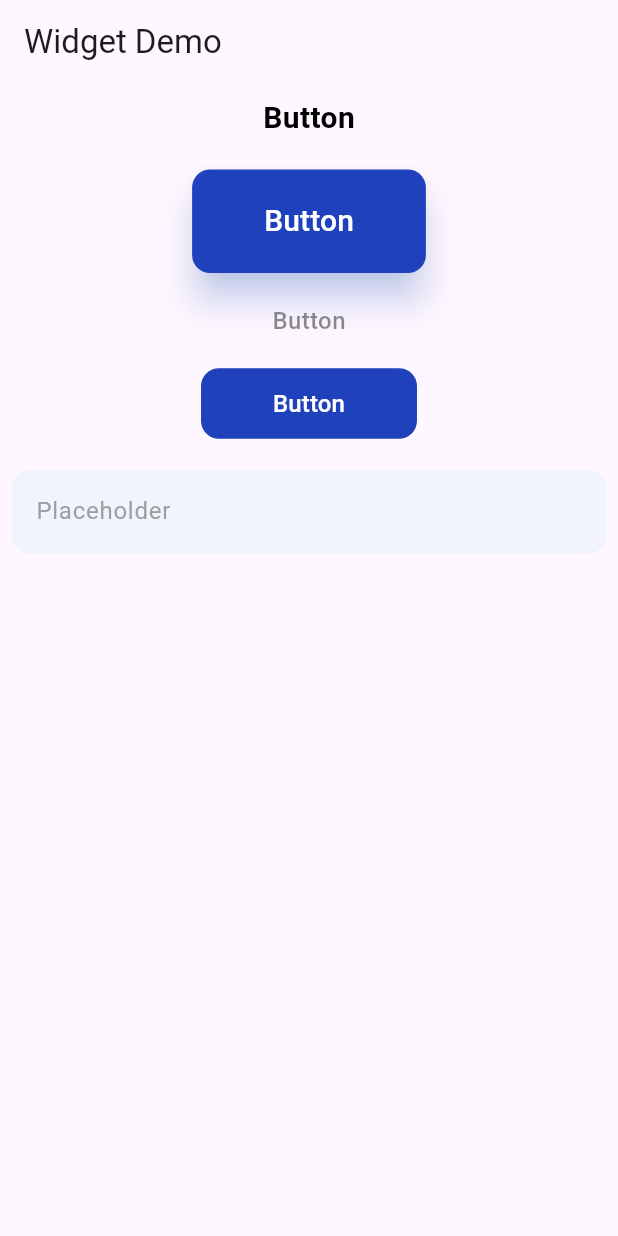
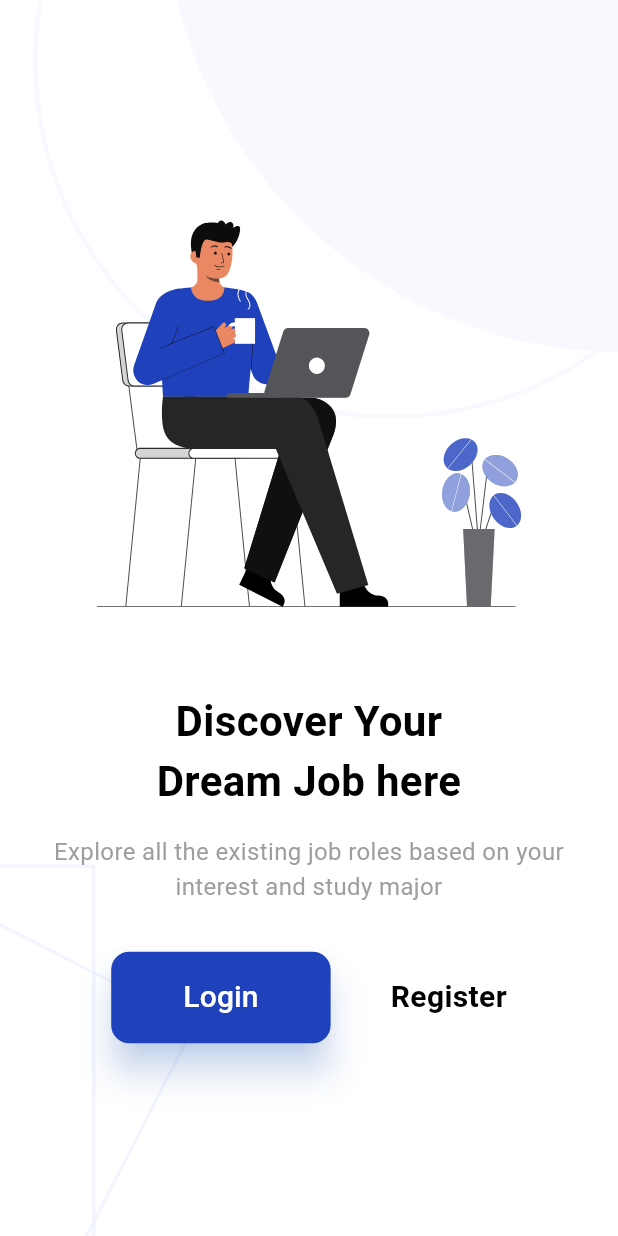
Before and after one commit to quynhtao/flutter_first_app, a Flutter app: the screen it shows after launch, on a phone screen of 412 x 824 dp. Run offline on Flutter 3.47's test engine with Material 3 defaults, Android fonts, the phone set to English and light mode, and no system bars; our stand-ins replace flutter_svg.

Commit message:
- Create discovery page

```diff
--- a/lib/main.dart
+++ b/lib/main.dart
@@ -1,4 +1,4 @@
-import 'package:first_app/pages/widget_demo_page.dart';
+import 'package:first_app/pages/first_page.dart';
 import 'package:flutter/material.dart';
 
 void main() {
@@ -32,7 +32,7 @@ class MyApp extends StatelessWidget {
         colorScheme: ColorScheme.fromSeed(seedColor: Colors.deepPurple),
         useMaterial3: true,
       ),
-      home: const WidgetDemoPage(),
+      home: const DiscoveryPage(),
     );
   }
 }
--- /dev/null
+++ b/lib/pages/first_page.dart
@@ -0,0 +1,94 @@
+import 'package:first_app/widgets/buttons/elevated_button_with_shadow.dart';
+import 'package:first_app/widgets/buttons/simple_text_button.dart';
+import 'package:flutter/cupertino.dart';
+import 'package:flutter/material.dart';
+import 'package:flutter_svg/flutter_svg.dart';
+
+class DiscoveryPage extends StatelessWidget {
+  const DiscoveryPage({super.key});
+
+  @override
+  Widget build(BuildContext context) {
+    final screenSize = MediaQuery.of(context).size;
+
+    return Scaffold(
+      backgroundColor: Colors.white,
+      body: Stack(
+        children: [
+          Image.asset(
+            width: screenSize.width,
+            height: screenSize.height,
+            'assets/images/objects.png',
+            fit: BoxFit.cover,
+          ),
+          Positioned(
+            top: 0,
+            left: 0,
+            right: 0,
+            bottom: 0,
+            child: Center(
+              child: Padding(
+                padding: const EdgeInsets.symmetric(horizontal: 24),
+                child: Column(
+                  mainAxisAlignment: MainAxisAlignment.center,
+                  children: [
+                    SvgPicture.asset(
+                      'assets/svgs/welcome.svg',
+                      width: 300,
+                      height: 300,
+                      fit: BoxFit.fitWidth,
+                    ),
+                    const SizedBox(height: 32),
+                    const Text(
+                      "Discover Your\nDream Job here",
+                      textAlign: TextAlign.center,
+                      style: TextStyle(
+                        fontSize: 28,
+                        fontWeight: FontWeight.bold,
+                        color: Colors.black,
+                      ),
+                    ),
+                    const SizedBox(height: 16),
+                    const Text(
+                      "Explore all the existing job roles based on your interest and study major",
+                      textAlign: TextAlign.center,
+                      style: TextStyle(
+                        fontSize: 16,
+                        color: Colors.grey,
+                      ),
+                    ),
+                    const SizedBox(height: 32),
+                    Row(
+                      mainAxisAlignment: MainAxisAlignment.center,
+                      children: [
+                        ElevatedButtonWithShadow(
+                          text: "Login",
+                          onPressed: () {
+                            // Handle Login button press
+                          },
+                        ),
+                        const SizedBox(width: 40),
+                        SimpleTextButton(
+                          text: "Register",
+                          textStyle: const TextStyle(
+                            fontSize: 20,
+                            color: Colors.black,
+                            fontWeight: FontWeight.w600,
+                          ),
+                          onPressed: () {
+                            // Handle Register button press
+                          },
+                        ),
+                      ],
+                    ),
+                  ],
+                ),
+              ),
+            ),
+          ),
+
+        ],
+      ),
+    );
+  }
+}
--- a/lib/widgets/buttons/elevated_button_with_shadow.dart
+++ b/lib/widgets/buttons/elevated_button_with_shadow.dart
@@ -24,7 +24,7 @@ class ElevatedButtonWithShadow extends StatelessWidget {
         ),
       ),
       child: Padding(
-        padding: const EdgeInsets.symmetric(horizontal: 24, vertical: 20),
+        padding: const EdgeInsets.symmetric(horizontal: 24, vertical: 16),
         child: Text(
           text,
           style: const TextStyle(fontSize: 20, color: Colors.white),
--- a/pubspec.yaml
+++ b/pubspec.yaml
@@ -35,6 +35,7 @@ dependencies:
   # The following adds the Cupertino Icons font to your application.
   # Use with the CupertinoIcons class for iOS style icons.
   cupertino_icons: ^1.0.6
+  flutter_svg: ^2.0.10+1
 
 dev_dependencies:
   flutter_test:
@@ -63,6 +64,10 @@ flutter:
   #   - images/a_dot_burr.jpeg
   #   - images/a_dot_ham.jpeg
 
+  assets:
+    - assets/svgs/
+    - assets/images/
+
   # An image asset can refer to one or more resolution-specific "variants", see
   # https://flutter.dev/assets-and-images/#resolution-aware
 
```
Also changed, not shown: assets/images/objects.png (added), assets/svgs/welcome.svg (added).
